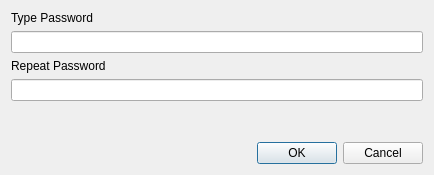
Above: src/widget/form/setpassworddialog.ui from qTox/qTox before the change. Below: the same form after it.
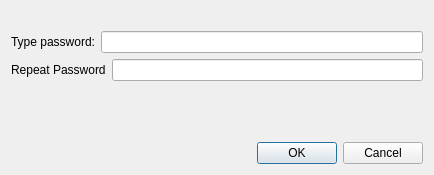
That is the form after the change.

Diff of the .ui file:
```diff
--- a/src/widget/form/setpassworddialog.ui
+++ b/src/widget/form/setpassworddialog.ui
@@ -18,9 +18,14 @@
   </property>
   <layout class="QVBoxLayout" name="verticalLayout">
    <item>
+    <widget class="QLabel" name="body" />
+   </item>
+   <item>
+    <layout class="QHBoxLayout" name="hLayout1">
+     <item>
     <widget class="QLabel" name="label">
      <property name="text">
-      <string>Type Password</string>
+        <string>Type password:</string>
      </property>
     </widget>
    </item>
@@ -30,7 +35,11 @@
       <enum>QLineEdit::Password</enum>
      </property>
     </widget>
+     </item> 
+    </layout>
    </item>
+   <item>
+    <layout class="QHBoxLayout" name="hLayout2">
    <item>
     <widget class="QLabel" name="label_2">
      <property name="text">
@@ -44,6 +53,8 @@
       <enum>QLineEdit::Password</enum>
      </property>
     </widget>
+     </item>
+    </layout>
    </item>
    <item>
     <spacer name="verticalSpacer">
```
Left out of the diff: 2 changed lines with no effect on the pictures. Lines whose indentation alone changed are shown as unchanged.
